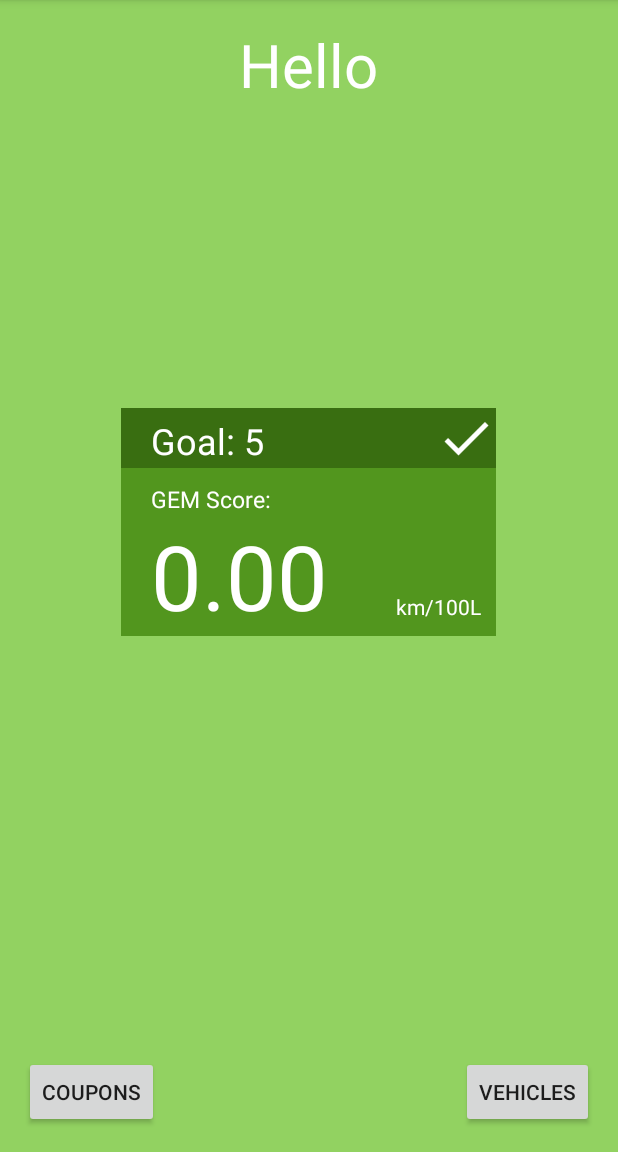
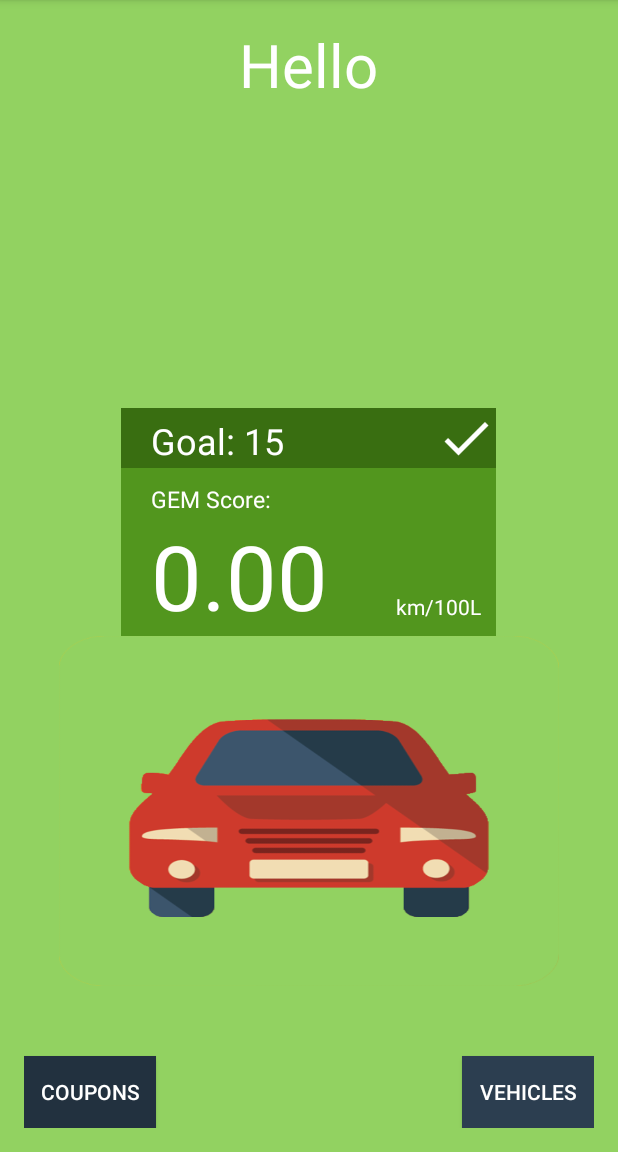
Before and after one commit to sarahyeo/EcoGEM, an Android app: the HomeActivity screen opened directly, with no data from a screen before it, on a phone screen of 412 x 824 dp, the part 84-1236 px from its top. Run offline under Robolectric (Android 15) with nearby library versions, the phone set to English and light mode, and no system bars; 1 statement that could not run was skipped.

Commit message:
Color changes

```diff
--- a/app/src/main/java/com/cloud1001/ecogem/CarActivity.java
+++ b/app/src/main/java/com/cloud1001/ecogem/CarActivity.java
@@ -137,7 +137,7 @@ public class CarActivity extends Activity {
     }
 
     public int calculateGoal() {
-        int goal = 5;
+        int goal = 55;
         return goal;
     }
 
--- a/app/src/main/java/com/cloud1001/ecogem/HomeActivity.java
+++ b/app/src/main/java/com/cloud1001/ecogem/HomeActivity.java
@@ -104,7 +104,7 @@ public class HomeActivity extends Activity {
     }
 
     public int calculateGoal() {
-        return 5;
+        return 15;
     }
 
 
--- a/app/src/main/res/layout/activity_car.xml
+++ b/app/src/main/res/layout/activity_car.xml
@@ -93,7 +93,9 @@
         android:nestedScrollingEnabled="false"
         android:onClick="onBackButton"
         android:layout_alignParentBottom="true"
-        android:layout_alignParentStart="true" />
+        android:layout_alignParentStart="true"
+        android:background="#2c3e50"
+        android:textColor="#ffffff"/>
 
     <TextView
         android:textColor="#ffffff"
--- a/app/src/main/res/layout/activity_coupons.xml
+++ b/app/src/main/res/layout/activity_coupons.xml
@@ -20,6 +20,7 @@
             android:weightSum="1" android:layout_alignParentTop="true" android:layout_alignParentStart="true">
 
             <TextView
+                android:textColor="#ffffff"
                 android:id="@+id/text_coupons"
                 android:layout_width="wrap_content"
                 android:layout_height="wrap_content"
@@ -40,6 +41,7 @@
                 android:background="@drawable/coupon_no"/>
 
             <TextView
+                android:textColor="#ffffff"
                 android:id="@+id/textNext"
                 android:layout_width="wrap_content"
                 android:layout_height="wrap_content"
@@ -74,5 +76,7 @@
         android:onClick="onBackButton"
         android:layout_alignParentBottom="true"
         android:layout_centerHorizontal="true"
-        android:layout_marginBottom="44dp" />
+        android:layout_marginBottom="44dp"
+        android:background="#2c3e50"
+        android:textColor="#ffffff"/>
 </RelativeLayout>
--- a/app/src/main/res/layout/activity_home.xml
+++ b/app/src/main/res/layout/activity_home.xml
@@ -35,17 +35,21 @@
     <Button
         android:layout_width="wrap_content"
         android:layout_height="wrap_content"
+        android:background="#22313F"
+        android:textColor="#ffffff"
         android:text="Coupons"
         android:id="@+id/couponButton"
         android:onClick="onCouponsButton"
         android:clickable="true"
         android:layout_alignParentBottom="true"
-        android:layout_alignParentStart="true" />
+        android:layout_alignParentStart="true"/>
 
     <Button
         android:layout_width="wrap_content"
         android:layout_height="wrap_content"
         android:text="Vehicles"
+        android:background="#2c3e50"
+        android:textColor="#ffffff"
         android:id="@+id/vehiclesButton"
         android:clickable="true"
         android:onClick="onVehicleButton"
@@ -92,9 +96,17 @@
         android:layout_width="wrap_content"
         android:layout_height="wrap_content"
         android:text="km/100L"
-        android:id="@+id/textView2"
+        android:id="@+id/imageButton"
         android:layout_alignBottom="@+id/fuelScore"
         android:layout_alignEnd="@+id/fuelScore"
         android:padding="10dp" />
 
+    <ImageView
+        android:layout_width="500px"
+        android:layout_height="350px"
+        android:id="@+id/carImage"
+        android:layout_below="@+id/fuelScore"
+        android:layout_centerHorizontal="true"
+        android:background="@drawable/car_flat" />
+
 </RelativeLayout>
--- a/app/src/main/res/layout/activity_log.xml
+++ b/app/src/main/res/layout/activity_log.xml
@@ -15,6 +15,7 @@
             android:orientation="vertical"
             android:weightSum="1" android:layout_alignParentTop="true" android:layout_alignParentStart="true">
             <TextView
+                android:textColor="#ffffff"
                 android:layout_width="wrap_content"
                 android:layout_height="wrap_content"
                 android:text="LOGS"
@@ -111,7 +112,9 @@
                 android:layout_alignTop="@+id/log_button"
                 android:layout_alignParentStart="true"
                 android:layout_gravity="center"
-                android:onClick="onBackButton"/>
+                android:onClick="onBackButton"
+                android:background="#2c3e50"
+                android:textColor="#ffffff"/>
         </LinearLayout>
     </ScrollView>
 
```
Also changed, not shown: app/src/main/res/layout/activity_main.xml (+6 -2 lines), app/src/main/res/layout/activity_vehicle.xml (+17 -5 lines).
